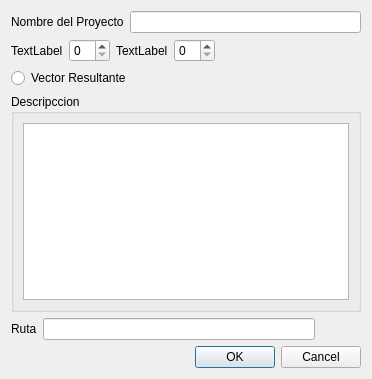
Above: nuevoproyecto.ui from enrique76/Gamma-Studio before the change. Below: the same form after it.
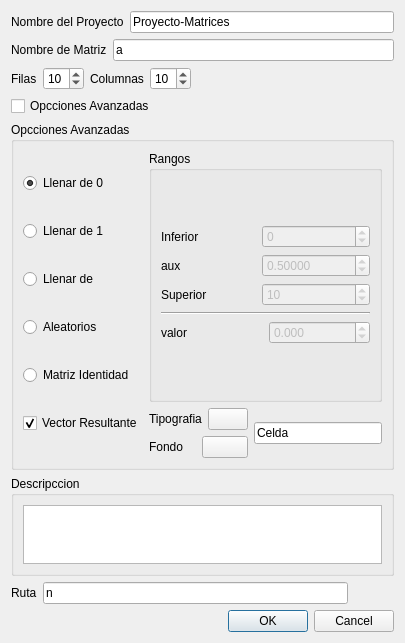
That is the form after the change. Icons and pictures are not drawn.

Patch:
```diff
--- a/nuevoproyecto.ui
+++ b/nuevoproyecto.ui
@@ -6,10 +6,16 @@
    <rect>
     <x>0</x>
     <y>0</y>
-    <width>372</width>
-    <height>379</height>
+    <width>405</width>
+    <height>643</height>
    </rect>
   </property>
+  <property name="maximumSize">
+   <size>
+    <width>500</width>
+    <height>646</height>
+   </size>
+  </property>
   <property name="windowTitle">
    <string>Nuevo Proyecto</string>
   </property>
@@ -17,11 +23,13 @@
    <iconset resource="iconos.qrc">
     <normaloff>:/new/prefix1/iconos/agregar-carpeta.png</normaloff>:/new/prefix1/iconos/agregar-carpeta.png</iconset>
   </property>
-  <layout class="QGridLayout" name="gridLayout_2">
+  <layout class="QGridLayout" name="gridLayout_4">
    <item row="0" column="0">
-    <layout class="QVBoxLayout" name="verticalLayout">
+    <layout class="QVBoxLayout" name="verticalLayout_7">
      <item>
-      <layout class="QHBoxLayout" name="horizontalLayout_3">
+      <layout class="QVBoxLayout" name="verticalLayout_6">
+       <item>
+        <layout class="QHBoxLayout" name="horizontalLayout_8">
        <item>
         <widget class="QLabel" name="label">
          <property name="text">
@@ -30,31 +38,67 @@
         </widget>
        </item>
        <item>
-        <widget class="QLineEdit" name="lineEdit"/>
+          <widget class="QLineEdit" name="nombreProyecto">
+           <property name="text">
+            <string>Proyecto-Matrices</string>
+           </property>
+          </widget>
        </item>
       </layout>
      </item>
      <item>
-      <layout class="QHBoxLayout" name="horizontalLayout_2">
+        <layout class="QHBoxLayout" name="horizontalLayout_9">
+         <item>
+          <widget class="QLabel" name="label_5">
+           <property name="text">
+            <string>Nombre de Matriz</string>
+           </property>
+          </widget>
+         </item>
+         <item>
+          <widget class="QLineEdit" name="matriz">
+           <property name="text">
+            <string>a</string>
+           </property>
+          </widget>
+         </item>
+        </layout>
+       </item>
+       <item>
+        <layout class="QHBoxLayout" name="horizontalLayout_10">
        <item>
         <widget class="QLabel" name="label_2">
          <property name="text">
-          <string>TextLabel</string>
+            <string>Filas</string>
          </property>
         </widget>
        </item>
        <item>
-        <widget class="QSpinBox" name="spinBox"/>
+          <widget class="QSpinBox" name="filas">
+           <property name="minimum">
+            <number>2</number>
+           </property>
+           <property name="value">
+            <number>10</number>
+           </property>
+          </widget>
        </item>
        <item>
         <widget class="QLabel" name="label_3">
          <property name="text">
-          <string>TextLabel</string>
+            <string>Columnas</string>
          </property>
         </widget>
        </item>
        <item>
-        <widget class="QSpinBox" name="spinBox_2"/>
+          <widget class="QSpinBox" name="columnas">
+           <property name="minimum">
+            <number>2</number>
+           </property>
+           <property name="value">
+            <number>10</number>
+           </property>
+          </widget>
        </item>
        <item>
         <spacer name="horizontalSpacer">
@@ -72,26 +116,324 @@
       </layout>
      </item>
      <item>
-      <widget class="QRadioButton" name="radioButton">
+        <layout class="QHBoxLayout" name="horizontalLayout_11">
+         <item>
+          <widget class="QCheckBox" name="opccionesAvanzadas">
+           <property name="text">
+            <string>Opcciones Avanzadas</string>
+           </property>
+          </widget>
+         </item>
+         <item>
+          <spacer name="horizontalSpacer_3">
+           <property name="orientation">
+            <enum>Qt::Horizontal</enum>
+           </property>
+           <property name="sizeHint" stdset="0">
+            <size>
+             <width>40</width>
+             <height>20</height>
+            </size>
+           </property>
+          </spacer>
+         </item>
+        </layout>
+       </item>
+       <item>
+        <widget class="QGroupBox" name="baseOpccionesAvanzadas">
+         <property name="maximumSize">
+          <size>
+           <width>500</width>
+           <height>16777215</height>
+          </size>
+         </property>
+         <property name="title">
+          <string>Opcciones Avanzadas</string>
+         </property>
+         <layout class="QGridLayout" name="gridLayout_2">
+          <item row="0" column="0">
+           <layout class="QHBoxLayout" name="horizontalLayout_7">
+            <item>
+             <layout class="QVBoxLayout" name="verticalLayout_5">
+              <item>
+               <widget class="QRadioButton" name="llenar0">
+                <property name="text">
+                 <string>Llenar de 0</string>
+                </property>
+                <property name="checked">
+                 <bool>true</bool>
+                </property>
+               </widget>
+              </item>
+              <item>
+               <widget class="QRadioButton" name="llenar1">
+                <property name="text">
+                 <string>Llenar de 1</string>
+                </property>
+               </widget>
+              </item>
+              <item>
+               <widget class="QRadioButton" name="llenarDe">
+                <property name="text">
+                 <string>Llenar de </string>
+                </property>
+               </widget>
+              </item>
+              <item>
+               <widget class="QRadioButton" name="aleatorio">
+                <property name="text">
+                 <string>Aleatorios</string>
+                </property>
+               </widget>
+              </item>
+              <item>
+               <widget class="QRadioButton" name="matrizIdentidad">
+                <property name="text">
+                 <string>Matriz Identidad</string>
+                </property>
+               </widget>
+              </item>
+              <item>
+               <widget class="QCheckBox" name="checkBox">
        <property name="text">
         <string>Vector Resultante</string>
        </property>
+                <property name="checked">
+                 <bool>true</bool>
+                </property>
+               </widget>
+              </item>
+             </layout>
+            </item>
+            <item>
+             <layout class="QVBoxLayout" name="verticalLayout_4">
+              <item>
+               <widget class="QGroupBox" name="groupBox_2">
+                <property name="title">
+                 <string>Rangos</string>
+                </property>
+                <layout class="QGridLayout" name="gridLayout">
+                 <item row="0" column="0">
+                  <layout class="QVBoxLayout" name="verticalLayout_8">
+                   <item>
+                    <layout class="QHBoxLayout" name="horizontalLayout_3">
+                     <item>
+                      <layout class="QVBoxLayout" name="verticalLayout">
+                       <item>
+                        <widget class="QLabel" name="label_6">
+                         <property name="text">
+                          <string>Inferior</string>
+                         </property>
+                        </widget>
+                       </item>
+                       <item>
+                        <widget class="QLabel" name="label_7">
+                         <property name="text">
+                          <string>aux</string>
+                         </property>
+                        </widget>
+                       </item>
+                       <item>
+                        <widget class="QLabel" name="label_8">
+                         <property name="text">
+                          <string>Superior</string>
+                         </property>
+                        </widget>
+                       </item>
+                      </layout>
+                     </item>
+                     <item>
+                      <layout class="QVBoxLayout" name="verticalLayout_2">
+                       <item>
+                        <widget class="QSpinBox" name="inferior">
+                         <property name="enabled">
+                          <bool>false</bool>
+                         </property>
+                         <property name="minimum">
+                          <number>-999999999</number>
+                         </property>
+                         <property name="maximum">
+                          <number>999999999</number>
+                         </property>
+                        </widget>
+                       </item>
+                       <item>
+                        <widget class="QDoubleSpinBox" name="aux">
+                         <property name="enabled">
+                          <bool>false</bool>
+                         </property>
+                         <property name="decimals">
+                          <number>5</number>
+                         </property>
+                         <property name="minimum">
+                          <double>-100000000000000004384584304507619735463404765184.000000000000000</double>
+                         </property>
+                         <property name="maximum">
+                          <double>1000000000000000043845843045076197354634047651840.000000000000000</double>
+                         </property>
+                         <property name="value">
+                          <double>0.500000000000000</double>
+                         </property>
+                        </widget>
+                       </item>
+                       <item>
+                        <widget class="QSpinBox" name="superior">
+                         <property name="enabled">
+                          <bool>false</bool>
+                         </property>
+                         <property name="minimum">
+                          <number>-999999999</number>
+                         </property>
+                         <property name="maximum">
+                          <number>999999999</number>
+                         </property>
+                         <property name="value">
+                          <number>10</number>
+                         </property>
+                        </widget>
+                       </item>
+                      </layout>
+                     </item>
+                    </layout>
+                   </item>
+                   <item>
+                    <widget class="Line" name="line">
+                     <property name="orientation">
+                      <enum>Qt::Horizontal</enum>
+                     </property>
+                    </widget>
+                   </item>
+                   <item>
+                    <layout class="QHBoxLayout" name="horizontalLayout_12">
+                     <item>
+                      <widget class="QLabel" name="label_10">
+                       <property name="text">
+                        <string>valor</string>
+                       </property>
+                      </widget>
+                     </item>
+                     <item>
+                      <widget class="QDoubleSpinBox" name="valor">
+                       <property name="enabled">
+                        <bool>false</bool>
+                       </property>
+                       <property name="decimals">
+                        <number>3</number>
+                       </property>
+                       <property name="minimum">
+                        <double>-99999.998999999996158</double>
+                       </property>
+                       <property name="maximum">
+                        <double>1000000000000000.000000000000000</double>
+                       </property>
+                       <property name="value">
+                        <double>0.000000000000000</double>
+                       </property>
+                      </widget>
+                     </item>
+                    </layout>
+                   </item>
+                  </layout>
+                 </item>
+                </layout>
+               </widget>
+              </item>
+              <item>
+               <layout class="QHBoxLayout" name="horizontalLayout_6">
+                <item>
+                 <layout class="QVBoxLayout" name="verticalLayout_3">
+                  <item>
+                   <layout class="QHBoxLayout" name="horizontalLayout_4">
+                    <item>
+                     <widget class="QLabel" name="label_9">
+                      <property name="text">
+                       <string>Tipografia</string>
+                      </property>
+                     </widget>
+                    </item>
+                    <item>
+                     <widget class="QPushButton" name="pushButton">
+                      <property name="text">
+                       <string/>
+                      </property>
+                      <property name="icon">
+                       <iconset resource="iconos.qrc">
+                        <normaloff>:/new/prefix1/iconos/tipografia.png</normaloff>:/new/prefix1/iconos/tipografia.png</iconset>
+                      </property>
+                     </widget>
+                    </item>
+                   </layout>
+                  </item>
+                  <item>
+                   <layout class="QHBoxLayout" name="horizontalLayout_5">
+                    <item>
+                     <widget class="QLabel" name="label_11">
+                      <property name="text">
+                       <string>Fondo</string>
+                      </property>
+                     </widget>
+                    </item>
+                    <item>
+                     <widget class="QPushButton" name="pushButton_2">
+                      <property name="text">
+                       <string/>
+                      </property>
+                      <property name="icon">
+                       <iconset resource="iconos.qrc">
+                        <normaloff>:/new/prefix1/iconos/Estilo.png</normaloff>:/new/prefix1/iconos/Estilo.png</iconset>
+                      </property>
+                     </widget>
+                    </item>
+                   </layout>
+                  </item>
+                 </layout>
+                </item>
+                <item>
+                 <widget class="QLineEdit" name="lineEdit">
+                  <property name="text">
+                   <string>Celda</string>
+                  </property>
+                 </widget>
+                </item>
+               </layout>
+              </item>
+             </layout>
+            </item>
+           </layout>
+          </item>
+         </layout>
       </widget>
      </item>
      <item>
       <widget class="QGroupBox" name="groupBox">
+         <property name="maximumSize">
+          <size>
+           <width>500</width>
+           <height>100</height>
+          </size>
+         </property>
        <property name="title">
         <string>Descripccion</string>
        </property>
-       <layout class="QGridLayout" name="gridLayout">
+         <layout class="QGridLayout" name="gridLayout_3">
         <item row="0" column="0">
-         <widget class="QTextBrowser" name="textBrowser"/>
+           <widget class="QTextBrowser" name="textBrowser">
+            <property name="maximumSize">
+             <size>
+              <width>500</width>
+              <height>100</height>
+             </size>
+            </property>
+            <property name="readOnly">
+             <bool>false</bool>
+            </property>
+           </widget>
         </item>
        </layout>
       </widget>
      </item>
      <item>
-      <layout class="QHBoxLayout" name="horizontalLayout">
+        <layout class="QHBoxLayout" name="horizontalLayout_2">
        <item>
         <widget class="QLabel" name="label_4">
          <property name="text">
@@ -100,10 +442,14 @@
         </widget>
        </item>
        <item>
-        <widget class="QLineEdit" name="lineEdit_2"/>
+          <widget class="QLineEdit" name="ruta">
+           <property name="text">
+            <string>n</string>
+           </property>
+          </widget>
        </item>
        <item>
-        <widget class="QPushButton" name="pushButton">
+          <widget class="QPushButton" name="buscarRuta">
          <property name="text">
           <string/>
          </property>
@@ -118,12 +464,31 @@
        </item>
       </layout>
      </item>
+      </layout>
+     </item>
+     <item>
+      <layout class="QHBoxLayout" name="horizontalLayout">
+       <item>
+        <spacer name="horizontalSpacer_5">
+         <property name="orientation">
+          <enum>Qt::Horizontal</enum>
+         </property>
+         <property name="sizeHint" stdset="0">
+          <size>
+           <width>40</width>
+           <height>20</height>
+          </size>
+         </property>
+        </spacer>
+       </item>
      <item>
       <widget class="QDialogButtonBox" name="buttonBox">
        <property name="standardButtons">
         <set>QDialogButtonBox::Cancel|QDialogButtonBox::Ok</set>
        </property>
       </widget>
+       </item>
+      </layout>
      </item>
     </layout>
    </item>
```
Lines whose indentation alone changed are shown as unchanged.
